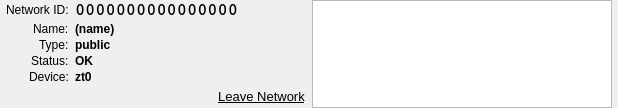
This is ZeroTierUI/network.ui in zerotier/ZeroTierOne as Qt 5 draws it before an edit. The edited form follows.
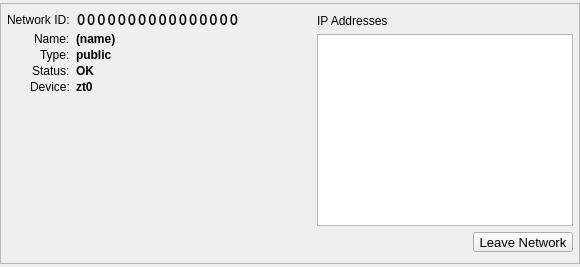
This is the edited form.

```diff
--- a/ZeroTierUI/network.ui
+++ b/ZeroTierUI/network.ui
@@ -6,12 +6,12 @@
    <rect>
     <x>0</x>
     <y>0</y>
-    <width>618</width>
-    <height>108</height>
+    <width>580</width>
+    <height>267</height>
    </rect>
   </property>
   <property name="sizePolicy">
-   <sizepolicy hsizetype="Expanding" vsizetype="Preferred">
+   <sizepolicy hsizetype="Expanding" vsizetype="Fixed">
     <horstretch>0</horstretch>
     <verstretch>0</verstretch>
    </sizepolicy>
@@ -19,27 +19,57 @@
   <property name="windowTitle">
    <string>Network</string>
   </property>
-  <property name="widgetResizable" stdset="0">
-   <bool>true</bool>
+  <property name="styleSheet">
+   <string notr="true"/>
   </property>
   <layout class="QHBoxLayout" name="horizontalLayout_3">
    <property name="spacing">
+    <number>0</number>
+   </property>
+   <property name="leftMargin">
+    <number>0</number>
+   </property>
+   <property name="topMargin">
+    <number>3</number>
+   </property>
+   <property name="rightMargin">
+    <number>0</number>
+   </property>
+   <property name="bottomMargin">
+    <number>3</number>
+   </property>
+   <item>
+    <widget class="QFrame" name="frame">
+     <property name="frameShape">
+      <enum>QFrame::StyledPanel</enum>
+     </property>
+     <property name="frameShadow">
+      <enum>QFrame::Raised</enum>
+     </property>
+     <layout class="QHBoxLayout" name="horizontalLayout">
+      <property name="spacing">
     <number>6</number>
    </property>
    <property name="leftMargin">
     <number>6</number>
    </property>
    <property name="topMargin">
-    <number>0</number>
+       <number>6</number>
    </property>
    <property name="rightMargin">
     <number>6</number>
    </property>
    <property name="bottomMargin">
-    <number>0</number>
+       <number>6</number>
    </property>
    <item>
     <widget class="QWidget" name="leftWidget" native="true">
+        <property name="sizePolicy">
+         <sizepolicy hsizetype="Expanding" vsizetype="Expanding">
+          <horstretch>0</horstretch>
+          <verstretch>0</verstretch>
+         </sizepolicy>
+        </property>
      <layout class="QFormLayout" name="formLayout">
       <property name="fieldGrowthPolicy">
        <enum>QFormLayout::ExpandingFieldsGrow</enum>
@@ -81,7 +111,7 @@
       <item row="2" column="1">
        <widget class="QPushButton" name="networkIdPushButton">
         <property name="sizePolicy">
-         <sizepolicy hsizetype="Preferred" vsizetype="Preferred">
+            <sizepolicy hsizetype="Expanding" vsizetype="Preferred">
           <horstretch>0</horstretch>
           <verstretch>0</verstretch>
          </sizepolicy>
@@ -121,6 +151,48 @@
         </property>
        </widget>
       </item>
+         <item row="3" column="1">
+          <widget class="QLabel" name="nameLabel">
+           <property name="font">
+            <font>
+             <weight>75</weight>
+             <bold>true</bold>
+            </font>
+           </property>
+           <property name="text">
+            <string>(name)</string>
+           </property>
+           <property name="textFormat">
+            <enum>Qt::PlainText</enum>
+           </property>
+          </widget>
+         </item>
+         <item row="4" column="0">
+          <widget class="QLabel" name="label_5">
+           <property name="text">
+            <string>Type:</string>
+           </property>
+           <property name="textFormat">
+            <enum>Qt::PlainText</enum>
+           </property>
+          </widget>
+         </item>
+         <item row="4" column="1">
+          <widget class="QLabel" name="networkTypeLabel">
+           <property name="font">
+            <font>
+             <weight>75</weight>
+             <bold>true</bold>
+            </font>
+           </property>
+           <property name="text">
+            <string>public</string>
+           </property>
+           <property name="textFormat">
+            <enum>Qt::PlainText</enum>
+           </property>
+          </widget>
+         </item>
       <item row="5" column="0">
        <widget class="QLabel" name="label">
         <property name="text">
@@ -179,7 +251,86 @@
         </property>
        </widget>
       </item>
-      <item row="7" column="1">
+        </layout>
+       </widget>
+      </item>
+      <item>
+       <widget class="QWidget" name="rightWidget" native="true">
+        <property name="sizePolicy">
+         <sizepolicy hsizetype="Maximum" vsizetype="Maximum">
+          <horstretch>0</horstretch>
+          <verstretch>0</verstretch>
+         </sizepolicy>
+        </property>
+        <layout class="QVBoxLayout" name="verticalLayout">
+         <property name="spacing">
+          <number>6</number>
+         </property>
+         <property name="leftMargin">
+          <number>0</number>
+         </property>
+         <property name="topMargin">
+          <number>0</number>
+         </property>
+         <property name="rightMargin">
+          <number>0</number>
+         </property>
+         <property name="bottomMargin">
+          <number>0</number>
+         </property>
+         <item>
+          <widget class="QLabel" name="label_6">
+           <property name="font">
+            <font>
+             <underline>false</underline>
+            </font>
+           </property>
+           <property name="text">
+            <string>IP Addresses</string>
+           </property>
+           <property name="textFormat">
+            <enum>Qt::PlainText</enum>
+           </property>
+          </widget>
+         </item>
+         <item>
+          <widget class="QListWidget" name="ipListWidget">
+           <property name="sizePolicy">
+            <sizepolicy hsizetype="Preferred" vsizetype="Preferred">
+             <horstretch>0</horstretch>
+             <verstretch>0</verstretch>
+            </sizepolicy>
+           </property>
+           <property name="minimumSize">
+            <size>
+             <width>0</width>
+             <height>0</height>
+            </size>
+           </property>
+           <property name="font">
+            <font>
+             <family>Courier</family>
+             <pointsize>12</pointsize>
+            </font>
+           </property>
+           <property name="editTriggers">
+            <set>QAbstractItemView::NoEditTriggers</set>
+           </property>
+           <property name="showDropIndicator" stdset="0">
+            <bool>false</bool>
+           </property>
+           <property name="selectionMode">
+            <enum>QAbstractItemView::SingleSelection</enum>
+           </property>
+           <property name="resizeMode">
+            <enum>QListView::Fixed</enum>
+           </property>
+           <property name="sortingEnabled">
+            <bool>true</bool>
+           </property>
+          </widget>
+         </item>
+         <item>
        <widget class="QWidget" name="leaveNetworkButtonContainerWidget" native="true">
         <property name="sizePolicy">
          <sizepolicy hsizetype="Expanding" vsizetype="Expanding">
@@ -194,6 +345,9 @@
          </size>
         </property>
         <layout class="QHBoxLayout" name="horizontalLayout_2">
+            <property name="spacing">
+             <number>0</number>
+            </property>
          <property name="leftMargin">
           <number>0</number>
          </property>
@@ -220,92 +374,28 @@
           </spacer>
          </item>
          <item>
-          <widget class="QPushButton" name="leaveNetworkButton">
+             <widget class="QToolButton" name="leaveNetworkButton">
            <property name="font">
             <font>
              <pointsize>10</pointsize>
-             <underline>true</underline>
+                <underline>false</underline>
             </font>
            </property>
            <property name="styleSheet">
-            <string notr="true">padding: 0; margin: 0;</string>
+               <string notr="true">padding: 0.1em; margin:0;</string>
            </property>
            <property name="text">
             <string>Leave Network</string>
            </property>
-           <property name="flat">
-            <bool>true</bool>
-           </property>
           </widget>
          </item>
         </layout>
        </widget>
       </item>
-      <item row="3" column="1">
-       <widget class="QLabel" name="nameLabel">
-        <property name="font">
-         <font>
-          <weight>75</weight>
-          <bold>true</bold>
-         </font>
-        </property>
-        <property name="text">
-         <string>(name)</string>
-        </property>
-        <property name="textFormat">
-         <enum>Qt::PlainText</enum>
-        </property>
-       </widget>
-      </item>
-      <item row="4" column="0">
-       <widget class="QLabel" name="label_5">
-        <property name="text">
-         <string>Type:</string>
-        </property>
-        <property name="textFormat">
-         <enum>Qt::PlainText</enum>
-        </property>
-       </widget>
-      </item>
-      <item row="4" column="1">
-       <widget class="QLabel" name="networkTypeLabel">
-        <property name="font">
-         <font>
-          <weight>75</weight>
-          <bold>true</bold>
-         </font>
-        </property>
-        <property name="text">
-         <string>public</string>
-        </property>
-        <property name="textFormat">
-         <enum>Qt::PlainText</enum>
-        </property>
-       </widget>
-      </item>
      </layout>
     </widget>
    </item>
-   <item>
-    <widget class="QListWidget" name="ipListWidget">
-     <property name="sizePolicy">
-      <sizepolicy hsizetype="Expanding" vsizetype="Preferred">
-       <horstretch>0</horstretch>
-       <verstretch>0</verstretch>
-      </sizepolicy>
-     </property>
-     <property name="font">
-      <font>
-       <family>Courier</family>
-       <pointsize>10</pointsize>
-      </font>
-     </property>
-     <property name="showDropIndicator" stdset="0">
-      <bool>false</bool>
-     </property>
-     <property name="sortingEnabled">
-      <bool>true</bool>
-     </property>
+     </layout>
     </widget>
    </item>
   </layout>
```
Lines whose indentation alone changed are shown as unchanged.
